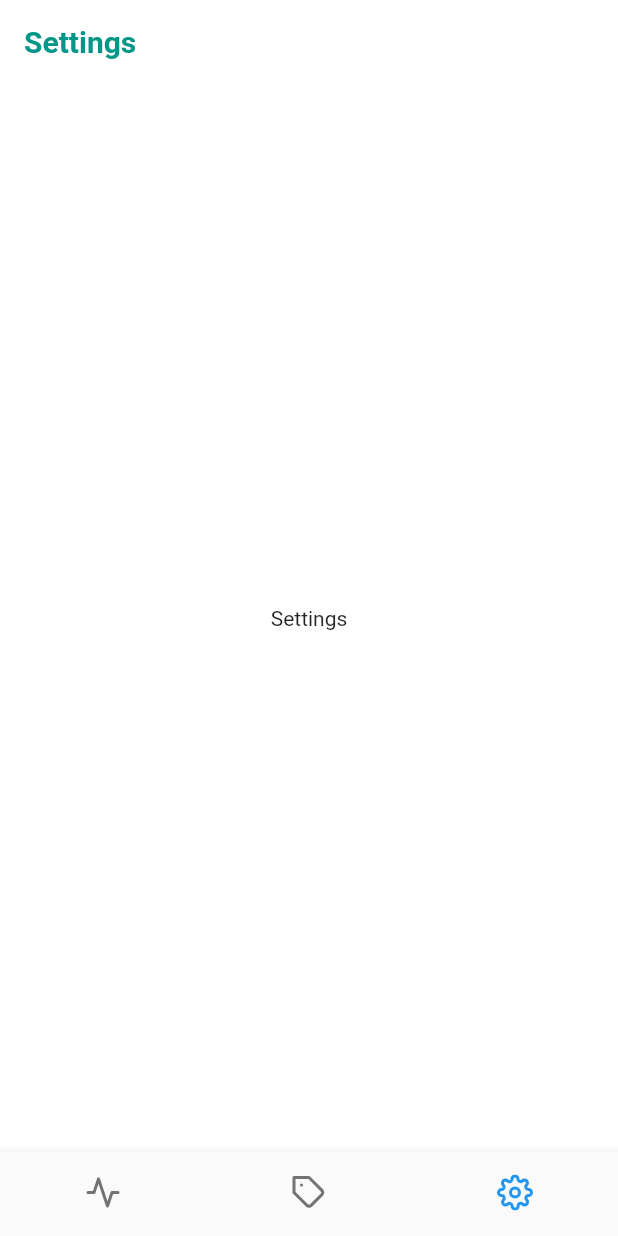
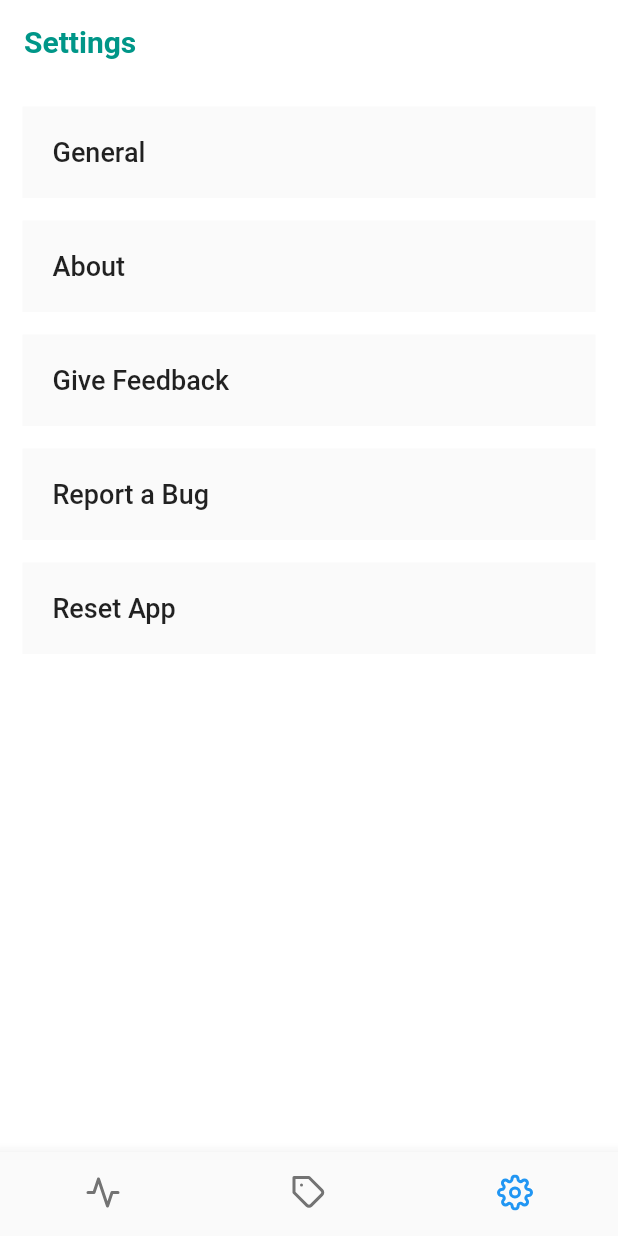
Before and after one commit to sanket143/hebi, a Flutter app: the screen it shows after launch, item 3 of the bottom bar chosen, on a phone screen of 412 x 824 dp. Run offline on Flutter 3.47's test engine with Material 2 defaults, Android fonts, the phone set to English and light mode, and no system bars; our stand-ins replace feather_icons_flutter, sembast.

Commit message:
feat(settings): add settings page

```diff
--- a/lib/pages/settings.dart
+++ b/lib/pages/settings.dart
@@ -1,12 +1,110 @@
 import 'package:flutter/material.dart';
+import 'package:hebi/pages/settings/about.dart';
 
 class Settings extends StatelessWidget {
   @override
   Widget build(BuildContext context) {
     return Container(
       color: Colors.white,
-      child: Center(
-        child: Text("Settings"),
+      child: ListView(
+        children: [
+          Option(
+            text: "General",
+            onTap: (){
+              Navigator.push(
+                context,
+                MaterialPageRoute(
+                  builder: (context) => AboutPage(),
+                ),
+              );
+            },
+          ),
+          Option(
+            text: "About",
+            onTap: (){
+              Navigator.push(
+                context,
+                MaterialPageRoute(
+                  builder: (context) => AboutPage(),
+                ),
+              );
+            },
+          ),
+          Option(
+            text: "Give Feedback",
+            onTap: (){
+              Navigator.push(
+                context,
+                MaterialPageRoute(
+                  builder: (context) => AboutPage(),
+                ),
+              );
+            },
+          ),
+          Option(
+            text: "Report a Bug",
+            onTap: (){
+              Navigator.push(
+                context,
+                MaterialPageRoute(
+                  builder: (context) => AboutPage(),
+                ),
+              );
+            },
+          ),
+          Option(
+            text: "Reset App",
+            onTap: (){
+              Navigator.push(
+                context,
+                MaterialPageRoute(
+                  builder: (context) => AboutPage(),
+                ),
+              );
+            },
+          ),
+        ],
+      )
+    );
+  }
+}
+
+class Option extends StatelessWidget {
+  final String text;
+  final void Function() onTap;
+
+  Option({
+    this.text,
+    this.onTap,
+  });
+
+  @override
+  Widget build(BuildContext context) {
+    return Padding(
+      padding: const EdgeInsets.fromLTRB(15.0, 15.0, 15.0, 0.0),
+      child: Container(
+        color: Color(0xFFFAFAFA),
+        child: Row(
+          children: <Widget>[
+            Expanded(
+              child: GestureDetector(
+                child: Padding(
+                  padding: const EdgeInsets.all(20.0),
+                  child: Text(
+                    this.text,
+                    style: TextStyle(
+                      fontSize: 18.0,
+                      fontWeight: FontWeight.w500,
+                    ),
+                  ),
+                ),
+                onTap: () {
+                  this.onTap();
+                },
+              ),
+            ),
+          ],
+        ),
       ),
     );
   }
```
Also changed, not shown: lib/pages/settings/about.dart (renamed from lib/pages/about.dart).
